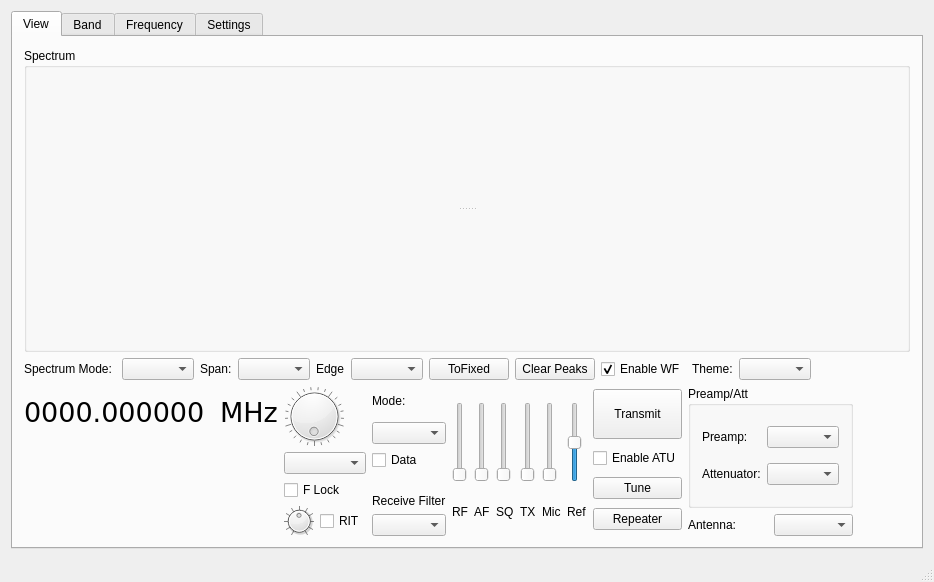
This is wfmain.ui in adecarolis/wfweb as Qt 5 draws it before an edit. The edited form follows.
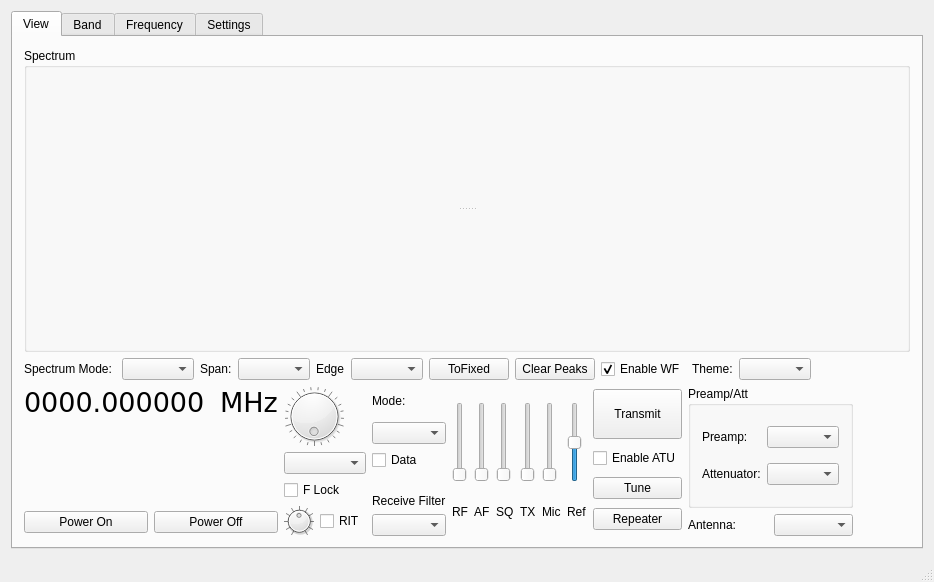
This is the edited form. Custom widgets are drawn as their Qt base class.

Commit message: Moved the power buttons.

What changed in the file:
```diff
--- a/wfmain.ui
+++ b/wfmain.ui
@@ -257,6 +257,30 @@
               </item>
              </layout>
             </item>
+            <item>
+             <layout class="QHBoxLayout" name="horizontalLayout_27">
+              <item>
+               <widget class="QPushButton" name="rigPowerOnBtn">
+                <property name="toolTip">
+                 <string>&lt;html&gt;&lt;head/&gt;&lt;body&gt;&lt;p&gt;Turns the radio on&lt;/p&gt;&lt;/body&gt;&lt;/html&gt;</string>
+                </property>
+                <property name="text">
+                 <string>Power On</string>
+                </property>
+               </widget>
+              </item>
+              <item>
+               <widget class="QPushButton" name="rigPowerOffBtn">
+                <property name="toolTip">
+                 <string>&lt;html&gt;&lt;head/&gt;&lt;body&gt;&lt;p&gt;Turns the radio off&lt;/p&gt;&lt;/body&gt;&lt;/html&gt;</string>
+                </property>
+                <property name="text">
+                 <string>Power Off</string>
+                </property>
+               </widget>
+              </item>
+             </layout>
+            </item>
            </layout>
           </item>
           <item>
@@ -2098,20 +2122,6 @@
             </property>
            </widget>
           </item>
-          <item>
-           <widget class="QPushButton" name="rigPowerOnBtn">
-            <property name="text">
-             <string>Rig Power On</string>
-            </property>
-           </widget>
-          </item>
-          <item>
-           <widget class="QPushButton" name="rigPowerOffBtn">
-            <property name="text">
-             <string>Rig Power Off</string>
-            </property>
-           </widget>
-          </item>
           <item>
            <spacer name="horizontalSpacer_5">
             <property name="orientation">
```
Left out of the diff: 2 changed lines with no effect on the pictures.
